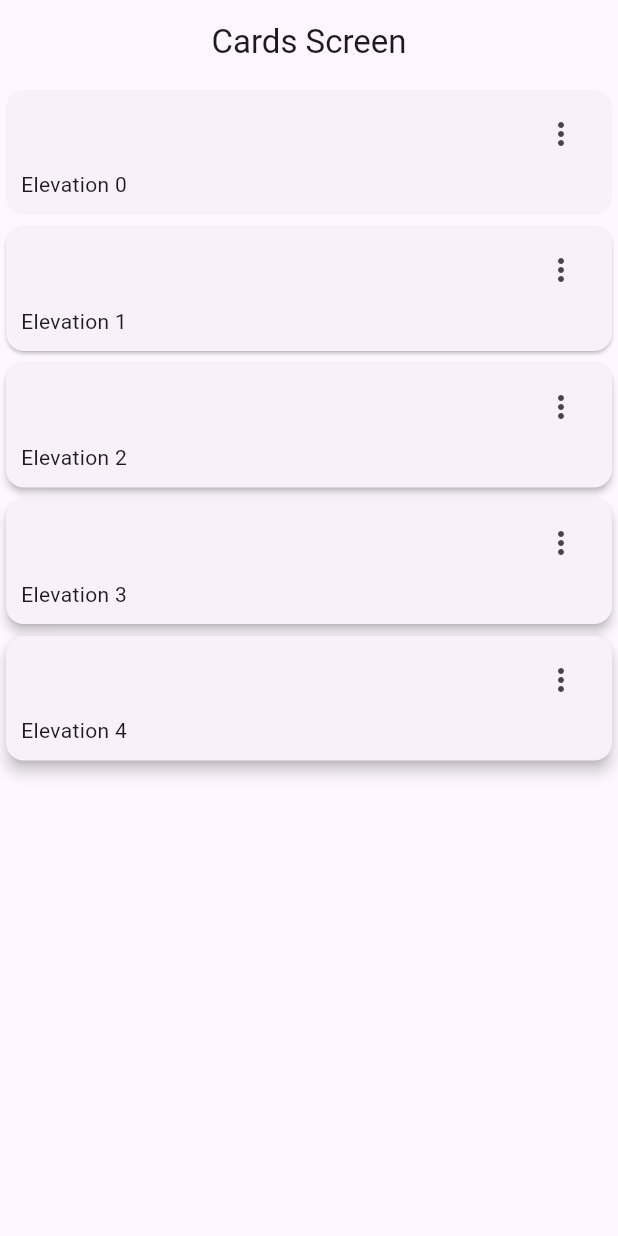
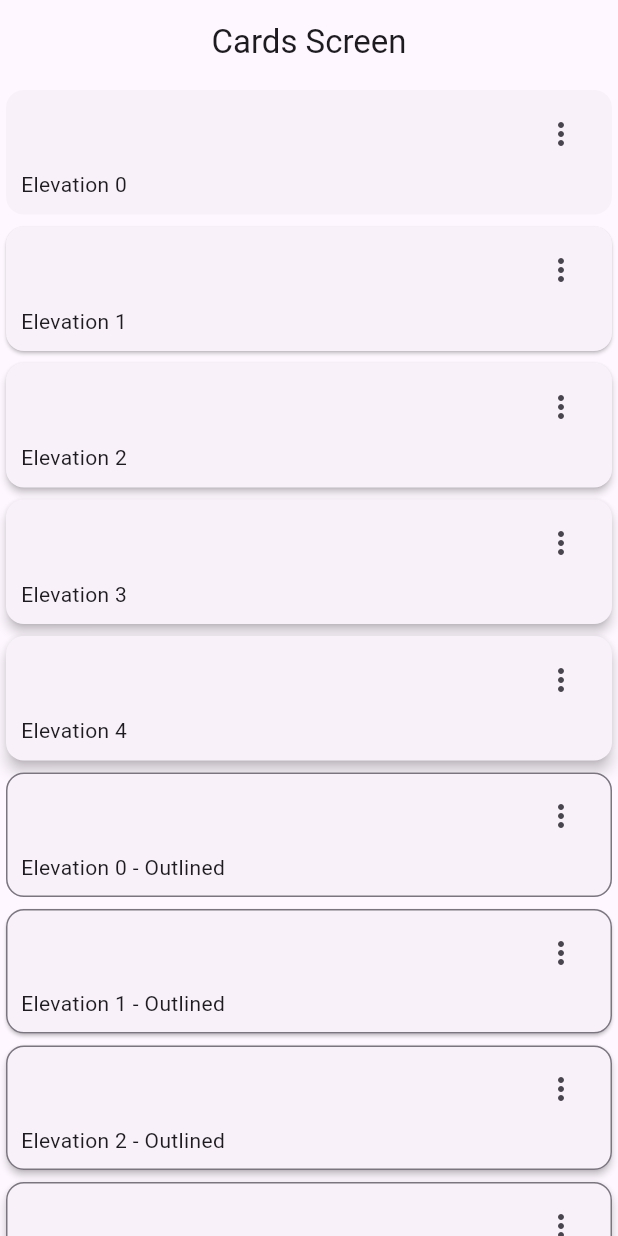
Before and after one commit to rodriandres/flutter-widgets-app, a Flutter app: the CardsScreen screen opened by its route, on a phone screen of 412 x 824 dp. Run offline on Flutter 3.47's test engine with Material 3 defaults, Android fonts, the phone set to English and light mode, and no system bars; our stand-ins replace go_router.

Commit message:
create cardType 2

```diff
--- a/lib/presentations/screens/cards/cards_screen.dart
+++ b/lib/presentations/screens/cards/cards_screen.dart
@@ -37,6 +37,10 @@ class _CardsView extends StatelessWidget {
         children: [
           ...cards.map(
             (card) => _CardsType1(elevation: card['elevation'], label: card['label'],)
+          ),
+
+          ...cards.map(
+            (card) => _CardsType2(elevation: card['elevation'], label: card['label'],)
           ),
         ],
       ),
@@ -81,3 +85,50 @@ class _CardsType1 extends StatelessWidget {
     );
   }
 }
+
+
+class _CardsType2 extends StatelessWidget {
+
+  final String label;
+  final double elevation;
+
+
+  const _CardsType2({
+    required this.elevation,
+    required this.label
+  });
+
+  @override
+  Widget build(BuildContext context) {
+
+    final colors = Theme.of(context).colorScheme;
+
+    return Card(
+      shape: RoundedRectangleBorder(
+        borderRadius: BorderRadius.all(Radius.circular(12)),
+        side: BorderSide(
+          color: colors.outline,
+        ),
+      ),
+      elevation: elevation,
+      child: Padding(
+        padding: const EdgeInsets.fromLTRB(10, 5, 10, 10),
+        child: Column(
+          children: [
+            Align(
+              alignment: Alignment.topRight,
+              child: IconButton(
+                icon: Icon( Icons.more_vert_outlined ),
+                onPressed: () {},
+              )
+            ),
+            Align(
+              alignment: Alignment.bottomLeft,
+              child: Text('$label - Outlined'),
+            )
+          ],
+        ),
+      ),
+    );
+  }
+}
```
